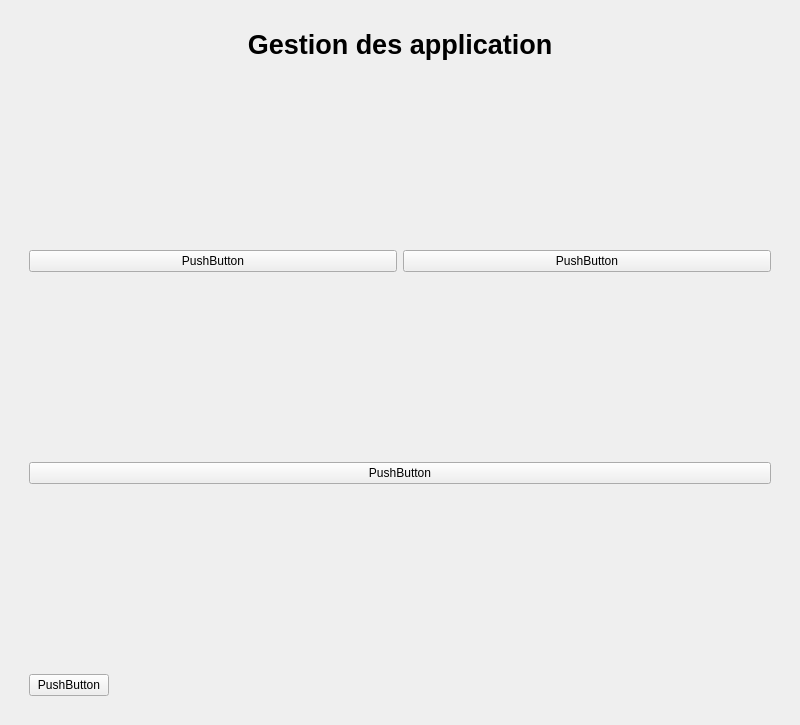
Arrera-Software/Arrera-Interface, file carrerainterfacesetting.ui: the form before one commit.
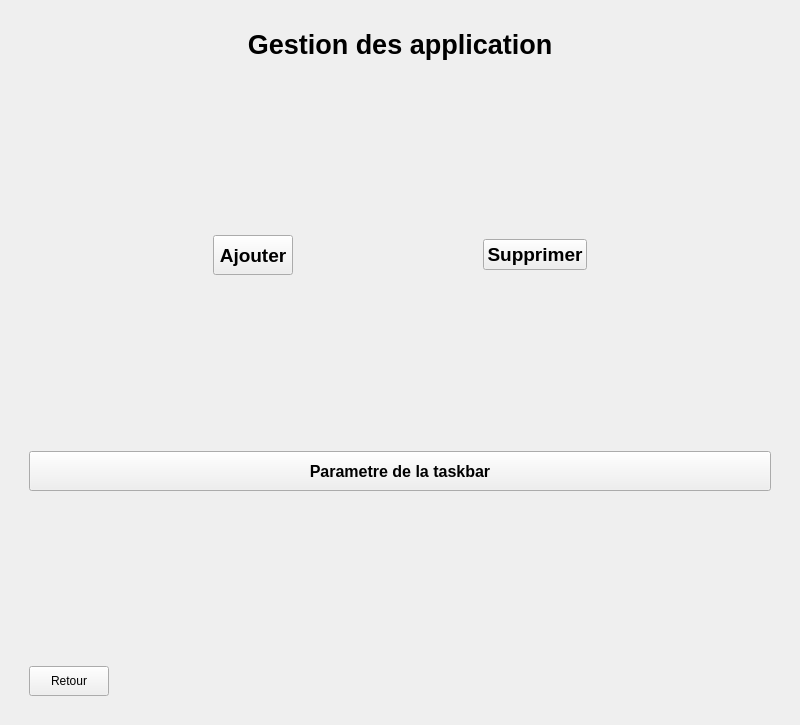
The form after the commit. Icons and pictures are not drawn.

Commit message: Ajout icon pour les bouton ajouter et supprimer une application

```diff
--- a/carrerainterfacesetting.ui
+++ b/carrerainterfacesetting.ui
@@ -351,20 +351,103 @@
            </item>
            <item>
             <layout class="QHBoxLayout" name="horizontalLayout_2">
+             <item>
+              <spacer name="horizontalSpacer_3">
+               <property name="orientation">
+                <enum>Qt::Horizontal</enum>
+               </property>
+               <property name="sizeHint" stdset="0">
+                <size>
+                 <width>40</width>
+                 <height>20</height>
+                </size>
+               </property>
+              </spacer>
+             </item>
              <item>
               <widget class="QPushButton" name="IDC_ADDAPP">
+               <property name="minimumSize">
+                <size>
+                 <width>0</width>
+                 <height>40</height>
+                </size>
+               </property>
+               <property name="maximumSize">
+                <size>
+                 <width>16777215</width>
+                 <height>40</height>
+                </size>
+               </property>
+               <property name="font">
+                <font>
+                 <pointsize>14</pointsize>
+                 <bold>true</bold>
+                </font>
+               </property>
                <property name="text">
-                <string>PushButton</string>
+                <string>Ajouter</string>
+               </property>
+               <property name="icon">
+                <iconset resource="ArreraTheme.qrc">
+                 <normaloff>:/iconParametre/add.png</normaloff>:/iconParametre/add.png</iconset>
+               </property>
+               <property name="iconSize">
+                <size>
+                 <width>40</width>
+                 <height>40</height>
+                </size>
                </property>
               </widget>
              </item>
+             <item>
+              <spacer name="horizontalSpacer_2">
+               <property name="orientation">
+                <enum>Qt::Horizontal</enum>
+               </property>
+               <property name="sizeHint" stdset="0">
+                <size>
+                 <width>40</width>
+                 <height>20</height>
+                </size>
+               </property>
+              </spacer>
+             </item>
              <item>
               <widget class="QPushButton" name="IDC_SUPP">
+               <property name="font">
+                <font>
+                 <pointsize>14</pointsize>
+                 <bold>true</bold>
+                </font>
+               </property>
                <property name="text">
-                <string>PushButton</string>
+                <string>Supprimer</string>
+               </property>
+               <property name="icon">
+                <iconset resource="ArreraTheme.qrc">
+                 <normaloff>:/iconParametre/suppr.png</normaloff>:/iconParametre/suppr.png</iconset>
+               </property>
+               <property name="iconSize">
+                <size>
+                 <width>40</width>
+                 <height>40</height>
+                </size>
                </property>
               </widget>
              </item>
+             <item>
+              <spacer name="horizontalSpacer_4">
+               <property name="orientation">
+                <enum>Qt::Horizontal</enum>
+               </property>
+               <property name="sizeHint" stdset="0">
+                <size>
+                 <width>40</width>
+                 <height>20</height>
+                </size>
+               </property>
+              </spacer>
+             </item>
             </layout>
            </item>
            <item>
@@ -382,8 +465,36 @@
            </item>
            <item>
             <widget class="QPushButton" name="IDC_TASKBAR">
+             <property name="minimumSize">
+              <size>
+               <width>0</width>
+               <height>40</height>
+              </size>
+             </property>
+             <property name="maximumSize">
+              <size>
+               <width>16777215</width>
+               <height>40</height>
+              </size>
+             </property>
+             <property name="font">
+              <font>
+               <pointsize>12</pointsize>
+               <bold>true</bold>
+              </font>
+             </property>
              <property name="text">
-              <string>PushButton</string>
+              <string>Parametre de la taskbar</string>
+             </property>
+             <property name="icon">
+              <iconset resource="ArreraTheme.qrc">
+               <normaloff>:/iconBTN/fondTask.png</normaloff>:/iconBTN/fondTask.png</iconset>
+             </property>
+             <property name="iconSize">
+              <size>
+               <width>40</width>
+               <height>40</height>
+              </size>
              </property>
             </widget>
            </item>
@@ -404,8 +515,30 @@
             <layout class="QHBoxLayout" name="horizontalLayout_3">
              <item>
               <widget class="QPushButton" name="IDC_BACKAPPACCEUIL">
+               <property name="minimumSize">
+                <size>
+                 <width>0</width>
+                 <height>30</height>
+                </size>
+               </property>
+               <property name="maximumSize">
+                <size>
+                 <width>16777215</width>
+                 <height>30</height>
+                </size>
+               </property>
                <property name="text">
-                <string>PushButton</string>
+                <string>Retour</string>
+               </property>
+               <property name="icon">
+                <iconset resource="ArreraTheme.qrc">
+                 <normaloff>:/iconBTN/exit.png</normaloff>:/iconBTN/exit.png</iconset>
+               </property>
+               <property name="iconSize">
+                <size>
+                 <width>30</width>
+                 <height>30</height>
+                </size>
                </property>
               </widget>
              </item>
```
Left out of the diff: 3 changed lines with no effect on the pictures. The commit also changes 4 other files.
